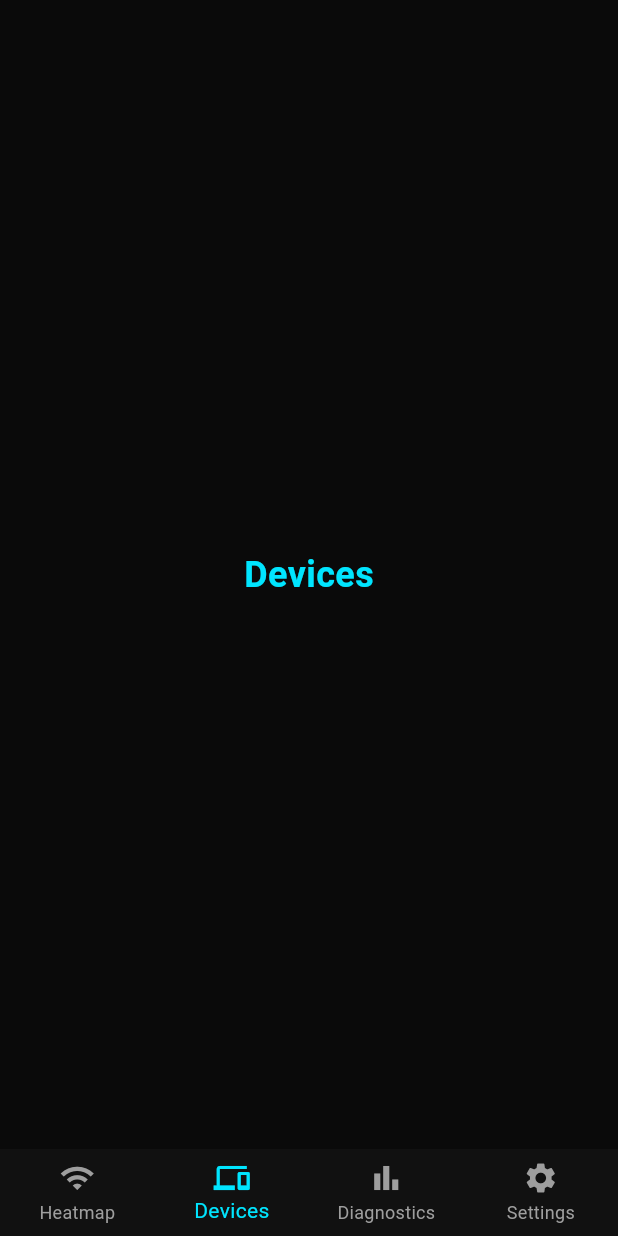
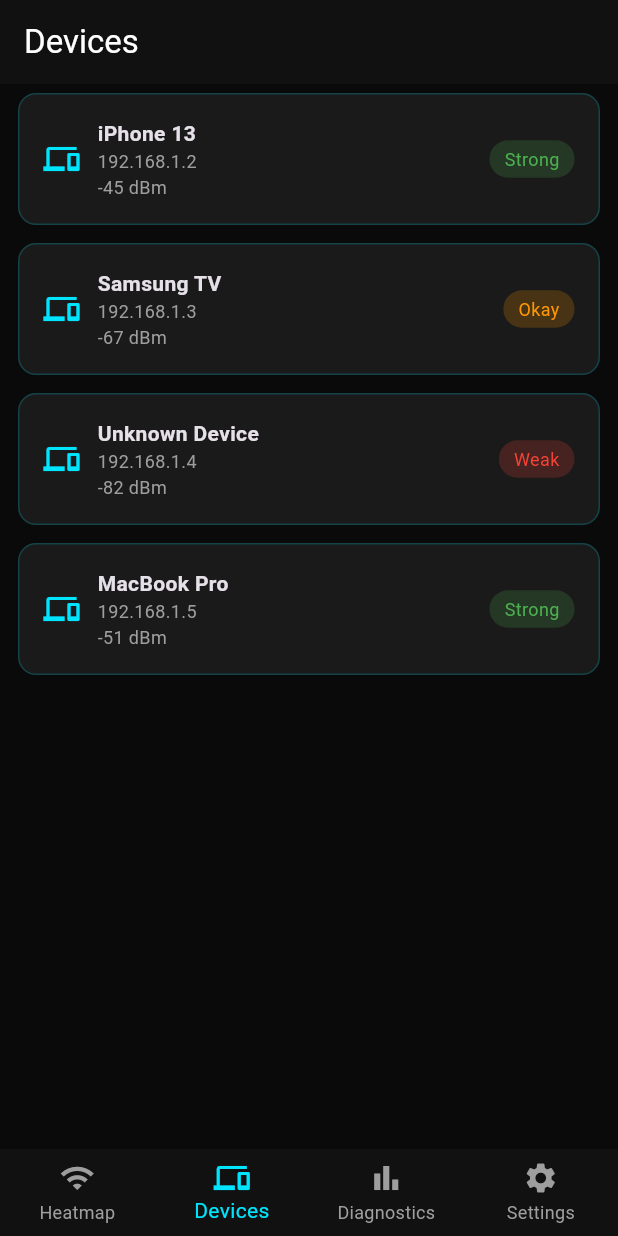
Before and after one commit to darlingtonerzuah/Wave_map, a Flutter app: the screen it shows after launch, item 2 of the bottom bar chosen, on a phone screen of 412 x 824 dp. Run offline on Flutter 3.47's test engine with Material 3 defaults, Android fonts, the phone set to English and light mode, and no system bars.

Commit message:
feat: devices screen with network device cards

```diff
--- a/lib/main.dart
+++ b/lib/main.dart
@@ -1,3 +1,4 @@
+import 'screens/device_screen.dart';
 import 'screens/heatmap_screen.dart';
 import 'package:flutter/material.dart';
 
@@ -37,7 +38,7 @@
 
   final List<Widget> _screens = [
     HeatmapScreen(),
-    PlaceholderScreen(label: 'Devices'),
+    DevicesScreen(),
     PlaceholderScreen(label: 'Diagnostics'),
     PlaceholderScreen(label: 'Settings'),
   ];
--- /dev/null
+++ b/lib/models/network_device.dart
@@ -0,0 +1,13 @@
+class NetworkDevice {
+  final String name;
+  final String ip;
+  final int rssi;
+  final String status;
+
+  NetworkDevice({
+    required this.name,
+    required this.ip,
+    required this.rssi,
+    required this.status,
+  });
+}
--- /dev/null
+++ b/lib/screens/device_screen.dart
@@ -0,0 +1,75 @@
+import 'package:flutter/material.dart';
+import '../models/network_device.dart';
+
+class DevicesScreen extends StatefulWidget {
+  const DevicesScreen({super.key});
+
+  @override
+  State<DevicesScreen> createState() => _DevicesScreenState();
+}
+
+class _DevicesScreenState extends State<DevicesScreen> {
+  final List<NetworkDevice> _devices = [
+    NetworkDevice(name: 'iPhone 13', ip: '192.168.1.2', rssi: -45, status: 'Strong'),
+    NetworkDevice(name: 'Samsung TV', ip: '192.168.1.3', rssi: -67, status: 'Okay'),
+    NetworkDevice(name: 'Unknown Device', ip: '192.168.1.4', rssi: -82, status: 'Weak'),
+    NetworkDevice(name: 'MacBook Pro', ip: '192.168.1.5', rssi: -51, status: 'Strong'),
+  ];
+
+  Color _statusColor(String status) {
+    switch (status) {
+      case 'Strong': return Colors.green;
+      case 'Okay': return Colors.orange;
+      default: return Colors.red;
+    }
+  }
+
+  @override
+  Widget build(BuildContext context) {
+    return Scaffold(
+      appBar: AppBar(
+        title: const Text('Devices'),
+        backgroundColor: const Color(0xFF111111),
+      ),
+      body: ListView.builder(
+        itemCount: _devices.length,
+        itemBuilder: (context, index) {
+          final device = _devices[index];
+          return Container(
+            margin: const EdgeInsets.symmetric(horizontal: 12, vertical: 6),
+            padding: const EdgeInsets.all(16),
+            decoration: BoxDecoration(
+              color: const Color(0xFF1A1A1A),
+              borderRadius: BorderRadius.circular(12),
+              border: Border.all(color: const Color(0xFF00E5FF).withOpacity(0.2)),
+            ),
+            child: Row(
+              children: [
+                const Icon(Icons.devices, color: Color(0xFF00E5FF)),
+                const SizedBox(width: 12),
+                Expanded(
+                  child: Column(
+                    crossAxisAlignment: CrossAxisAlignment.start,
+                    children: [
+                      Text(device.name, style: const TextStyle(fontWeight: FontWeight.bold)),
+                      Text(device.ip, style: const TextStyle(color: Colors.grey, fontSize: 12)),
+                      Text('${device.rssi} dBm', style: const TextStyle(color: Colors.grey, fontSize: 12)),
+                    ],
+                  ),
+                ),
+                Container(
+                  padding: const EdgeInsets.symmetric(horizontal: 10, vertical: 4),
+                  decoration: BoxDecoration(
+                    color: _statusColor(device.status).withOpacity(0.2),
+                    borderRadius: BorderRadius.circular(20),
+                  ),
+                  child: Text(device.status, style: TextStyle(color: _statusColor(device.status), fontSize: 12)),
+                )
+              ],
+            ),
+          );
+        },
+      ),
+    );
+  }
+}
```
